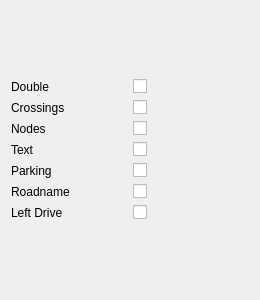
This is UI/trnetdock.ui in hubertqtraf/QtOSMTraffic as Qt 5 draws it before an edit. The edited form follows.
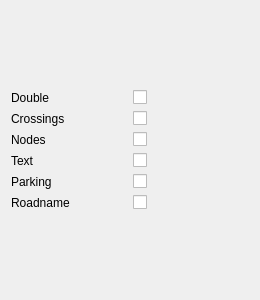
This is the edited form.

Commit message: move left drive option from 'net dock' to the 'file option' dialog box

What changed in the file:
```diff
--- a/UI/trnetdock.ui
+++ b/UI/trnetdock.ui
@@ -106,20 +106,6 @@
        </property>
       </widget>
      </item>
-     <item row="6" column="0">
-      <widget class="QLabel" name="label_7">
-       <property name="text">
-        <string>Left Drive</string>
-       </property>
-      </widget>
-     </item>
-     <item row="6" column="1">
-      <widget class="QCheckBox" name="leftDrive">
-       <property name="text">
-        <string/>
-       </property>
-      </widget>
-     </item>
     </layout>
    </item>
   </layout>
```
Left out of the diff: 90 changed lines with no effect on the pictures. The commit also changes 6 other files.
